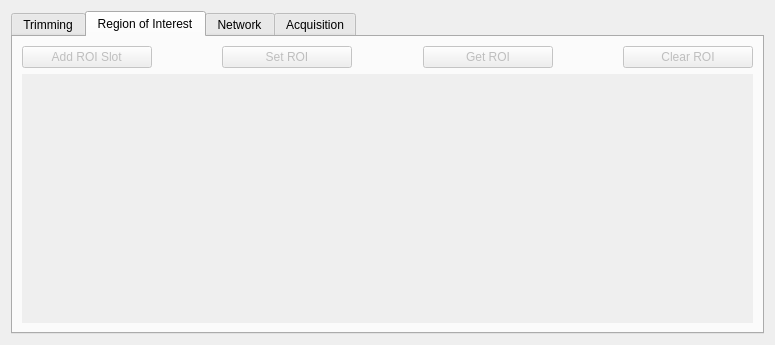
This is slsDetectorGui/forms/form_tab_advanced.ui in slsdetectorgroup/slsDetectorPackage as Qt 5 draws it before an edit. The edited form follows.
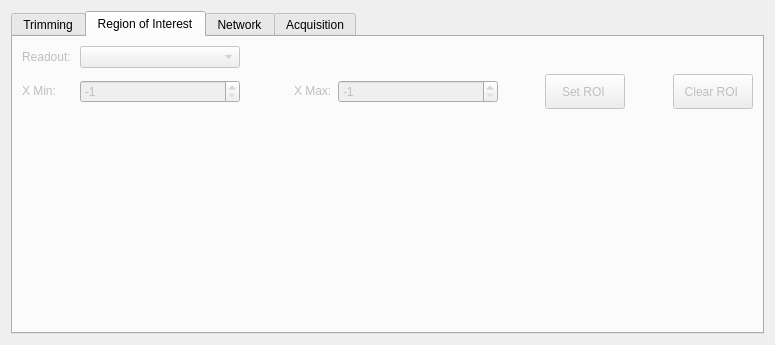
This is the edited form. The open tabs and pages were chosen to show the change. Icons and pictures are not drawn.

Commit message: gotthard fixed roi only xmin and xmax.remove updateoffsets

Diff of the .ui file:
```diff
--- a/slsDetectorGui/forms/form_tab_advanced.ui
+++ b/slsDetectorGui/forms/form_tab_advanced.ui
@@ -132,22 +132,16 @@
        <string>Region of Interest</string>
       </attribute>
       <layout class="QGridLayout" name="gridLayout_4">
-       <item row="0" column="0">
-        <widget class="QPushButton" name="btnAddRoi">
+       <item row="1" column="0">
+        <widget class="QLabel" name="label_2">
          <property name="sizePolicy">
-          <sizepolicy hsizetype="Minimum" vsizetype="Fixed">
+          <sizepolicy hsizetype="Preferred" vsizetype="Fixed">
            <horstretch>0</horstretch>
            <verstretch>0</verstretch>
           </sizepolicy>
          </property>
-         <property name="minimumSize">
-          <size>
-           <width>130</width>
-           <height>0</height>
-          </size>
-         </property>
          <property name="text">
-          <string>  Add ROI Slot  </string>
+          <string>X Min:</string>
          </property>
          <property name="icon">
           <iconset resource="../include/icons.qrc">
@@ -155,79 +149,7 @@
          </property>
         </widget>
        </item>
-       <item row="0" column="4">
-        <widget class="QPushButton" name="btnGetRoi">
-         <property name="sizePolicy">
-          <sizepolicy hsizetype="Minimum" vsizetype="Fixed">
-           <horstretch>0</horstretch>
-           <verstretch>0</verstretch>
-          </sizepolicy>
-         </property>
-         <property name="minimumSize">
-          <size>
-           <width>130</width>
-           <height>0</height>
-          </size>
-         </property>
-         <property name="text">
-          <string>  Get ROI  </string>
-         </property>
-         <property name="icon">
-          <iconset resource="../include/icons.qrc">
-           <normaloff>:/icons/images/download.png</normaloff>:/icons/images/download.png</iconset>
-         </property>
-        </widget>
-       </item>
-       <item row="0" column="3">
-        <spacer name="horizontalSpacer_6">
-         <property name="orientation">
-          <enum>Qt::Horizontal</enum>
-         </property>
-         <property name="sizeHint" stdset="0">
-          <size>
-           <width>20</width>
-           <height>20</height>
-          </size>
-         </property>
-        </spacer>
-       </item>
-       <item row="0" column="1">
-        <spacer name="horizontalSpacer_7">
-         <property name="orientation">
-          <enum>Qt::Horizontal</enum>
-         </property>
-         <property name="sizeHint" stdset="0">
-          <size>
-           <width>20</width>
-           <height>20</height>
-          </size>
-         </property>
-        </spacer>
-       </item>
-       <item row="0" column="2">
-        <widget class="QPushButton" name="btnSetRoi">
-         <property name="sizePolicy">
-          <sizepolicy hsizetype="Minimum" vsizetype="Fixed">
-           <horstretch>0</horstretch>
-           <verstretch>0</verstretch>
-          </sizepolicy>
-         </property>
-         <property name="minimumSize">
-          <size>
-           <width>130</width>
-           <height>0</height>
-          </size>
-         </property>
-         <property name="text">
-          <string>  Set ROI  </string>
-         </property>
-         <property name="icon">
-          <iconset resource="../include/icons.qrc">
-           <normaloff>:/icons/images/upload.png</normaloff>:/icons/images/upload.png</iconset>
-         </property>
-        </widget>
-       </item>
-       <item row="0" column="6">
+       <item row="1" column="8">
         <widget class="QPushButton" name="btnClearRoi">
          <property name="sizePolicy">
           <sizepolicy hsizetype="Minimum" vsizetype="Fixed">
@@ -237,12 +159,12 @@
          </property>
          <property name="minimumSize">
           <size>
-           <width>130</width>
-           <height>0</height>
+           <width>0</width>
+           <height>35</height>
           </size>
          </property>
          <property name="text">
-          <string>  Clear ROI  </string>
+          <string>Clear ROI </string>
          </property>
          <property name="icon">
           <iconset resource="../include/icons.qrc">
@@ -250,45 +172,159 @@
          </property>
         </widget>
        </item>
-       <item row="0" column="5">
+       <item row="1" column="1">
+        <widget class="QSpinBox" name="spinXmin">
+         <property name="minimumSize">
+          <size>
+           <width>160</width>
+           <height>0</height>
+          </size>
+         </property>
+         <property name="minimum">
+          <number>-1</number>
+         </property>
+         <property name="maximum">
+          <number>1279</number>
+         </property>
+         <property name="value">
+          <number>-1</number>
+         </property>
+        </widget>
+       </item>
+       <item row="1" column="7">
         <spacer name="horizontalSpacer_5">
          <property name="orientation">
           <enum>Qt::Horizontal</enum>
          </property>
          <property name="sizeHint" stdset="0">
           <size>
+           <width>40</width>
+           <height>20</height>
+          </size>
+         </property>
+        </spacer>
+       </item>
+       <item row="1" column="3">
+        <widget class="QLabel" name="label_3">
+         <property name="sizePolicy">
+          <sizepolicy hsizetype="Preferred" vsizetype="Fixed">
+           <horstretch>0</horstretch>
+           <verstretch>0</verstretch>
+          </sizepolicy>
+         </property>
+         <property name="text">
+          <string>X Max:</string>
+         </property>
+        </widget>
+       </item>
+       <item row="1" column="2">
+        <spacer name="horizontalSpacer_4">
+         <property name="orientation">
+          <enum>Qt::Horizontal</enum>
+         </property>
+         <property name="sizeHint" stdset="0">
+          <size>
+           <width>40</width>
+           <height>20</height>
+          </size>
+         </property>
+        </spacer>
+       </item>
+       <item row="1" column="4">
+        <widget class="QSpinBox" name="spinXmax">
+         <property name="minimumSize">
+          <size>
+           <width>160</width>
+           <height>0</height>
+          </size>
+         </property>
+         <property name="minimum">
+          <number>-1</number>
+         </property>
+         <property name="maximum">
+          <number>1279</number>
+         </property>
+         <property name="value">
+          <number>-1</number>
+         </property>
+        </widget>
+       </item>
+       <item row="0" column="0">
+        <widget class="QLabel" name="label">
+         <property name="sizePolicy">
+          <sizepolicy hsizetype="Preferred" vsizetype="Fixed">
+           <horstretch>0</horstretch>
+           <verstretch>0</verstretch>
+          </sizepolicy>
+         </property>
+         <property name="text">
+          <string>Readout: </string>
+         </property>
+        </widget>
+       </item>
+       <item row="2" column="3">
+        <spacer name="verticalSpacer_3">
+         <property name="orientation">
+          <enum>Qt::Vertical</enum>
+         </property>
+         <property name="sizeHint" stdset="0">
+          <size>
            <width>20</width>
+           <height>40</height>
+          </size>
+         </property>
+        </spacer>
+       </item>
+       <item row="1" column="6">
+        <widget class="QPushButton" name="btnSetRoi">
+         <property name="sizePolicy">
+          <sizepolicy hsizetype="Minimum" vsizetype="Fixed">
+           <horstretch>0</horstretch>
+           <verstretch>0</verstretch>
+          </sizepolicy>
+         </property>
+         <property name="minimumSize">
+          <size>
+           <width>0</width>
+           <height>35</height>
+          </size>
+         </property>
+         <property name="text">
+          <string>Set ROI </string>
+         </property>
+         <property name="icon">
+          <iconset resource="../include/icons.qrc">
+           <normaloff>:/icons/images/refresh.png</normaloff>:/icons/images/refresh.png</iconset>
+         </property>
+        </widget>
+       </item>
+       <item row="1" column="5">
+        <spacer name="horizontalSpacer_6">
+         <property name="orientation">
+          <enum>Qt::Horizontal</enum>
+         </property>
+         <property name="sizeHint" stdset="0">
+          <size>
+           <width>40</width>
            <height>20</height>
           </size>
          </property>
         </spacer>
        </item>
-       <item row="1" column="0" colspan="7">
-        <widget class="QScrollArea" name="scrollArea">
-         <property name="frameShape">
-          <enum>QFrame::NoFrame</enum>
+       <item row="0" column="1" colspan="4">
+        <widget class="QComboBox" name="comboReadout">
+         <property name="sizePolicy">
+          <sizepolicy hsizetype="Maximum" vsizetype="Fixed">
+           <horstretch>0</horstretch>
+           <verstretch>0</verstretch>
+          </sizepolicy>
          </property>
-         <property name="widgetResizable">
-          <bool>true</bool>
+         <property name="minimumSize">
+          <size>
+           <width>160</width>
+           <height>0</height>
+          </size>
          </property>
-         <widget class="QWidget" name="roiWidget">
-          <property name="geometry">
-           <rect>
-            <x>0</x>
-            <y>0</y>
-            <width>735</width>
-            <height>235</height>
-           </rect>
-          </property>
-          <layout class="QGridLayout" name="gridRoi">
-           <property name="horizontalSpacing">
-            <number>1</number>
-           </property>
-           <property name="verticalSpacing">
-            <number>15</number>
-           </property>
-          </layout>
-         </widget>
         </widget>
        </item>
       </layout>
```
Left out of the diff: 22 changed lines with no effect on the pictures. The commit also changes 27 other files.
